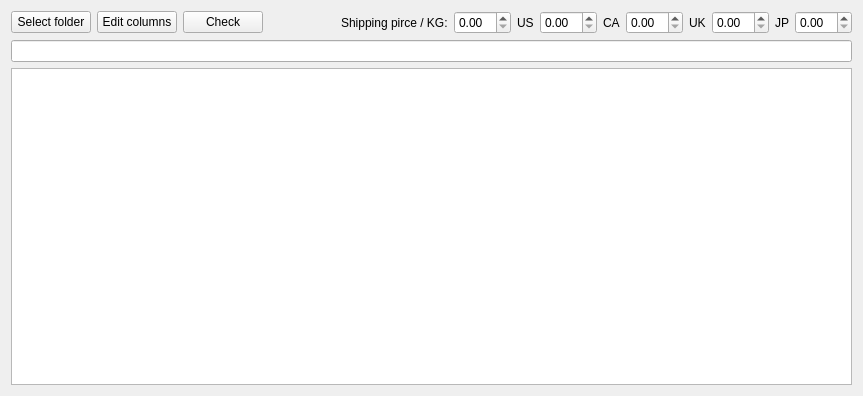
First picture: the form in AmzBooks/gui/panes/WidgetPurchases.ui, repository icingerpower/AmzBooks, before the edit.
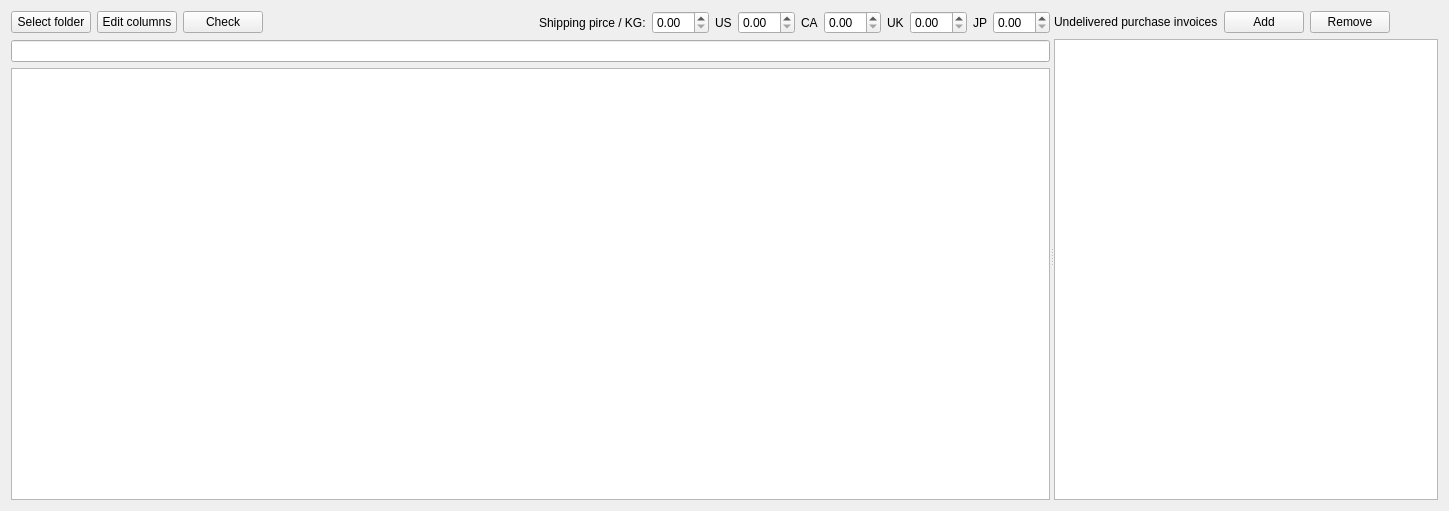
Second picture: the form after the edit.

The edit to the form file:
```diff
--- a/AmzBooks/gui/panes/WidgetPurchases.ui
+++ b/AmzBooks/gui/panes/WidgetPurchases.ui
@@ -6,13 +6,20 @@
    <rect>
     <x>0</x>
     <y>0</y>
-    <width>863</width>
-    <height>396</height>
+    <width>1449</width>
+    <height>511</height>
    </rect>
   </property>
   <property name="windowTitle">
    <string>Form</string>
   </property>
+  <layout class="QVBoxLayout" name="verticalLayout_3">
+   <item>
+    <widget class="QSplitter" name="splitter">
+     <property name="orientation">
+      <enum>Qt::Horizontal</enum>
+     </property>
+     <widget class="QWidget" name="">
   <layout class="QVBoxLayout" name="verticalLayout">
    <item>
     <layout class="QHBoxLayout" name="horizontalLayout">
@@ -122,6 +129,67 @@
        <verstretch>0</verstretch>
       </sizepolicy>
      </property>
+        </widget>
+       </item>
+      </layout>
+     </widget>
+     <widget class="QWidget" name="">
+      <layout class="QVBoxLayout" name="verticalLayout_2">
+       <item>
+        <layout class="QHBoxLayout" name="horizontalLayout_2">
+         <item>
+          <widget class="QLabel" name="label_6">
+           <property name="text">
+            <string>Undelivered purchase invoices</string>
+           </property>
+          </widget>
+         </item>
+         <item>
+          <widget class="QPushButton" name="buttonAddPurchase">
+           <property name="sizePolicy">
+            <sizepolicy hsizetype="Preferred" vsizetype="Fixed">
+             <horstretch>0</horstretch>
+             <verstretch>0</verstretch>
+            </sizepolicy>
+           </property>
+           <property name="text">
+            <string>Add</string>
+           </property>
+          </widget>
+         </item>
+         <item>
+          <widget class="QPushButton" name="buttonRemovePurchase">
+           <property name="sizePolicy">
+            <sizepolicy hsizetype="Preferred" vsizetype="Fixed">
+             <horstretch>0</horstretch>
+             <verstretch>0</verstretch>
+            </sizepolicy>
+           </property>
+           <property name="text">
+            <string>Remove</string>
+           </property>
+          </widget>
+         </item>
+         <item>
+          <spacer name="horizontalSpacer_2">
+           <property name="orientation">
+            <enum>Qt::Horizontal</enum>
+           </property>
+           <property name="sizeHint" stdset="0">
+            <size>
+             <width>40</width>
+             <height>20</height>
+            </size>
+           </property>
+          </spacer>
+         </item>
+        </layout>
+       </item>
+       <item>
+        <widget class="QTreeView" name="treeViewExtraPurchases"/>
+       </item>
+      </layout>
+     </widget>
     </widget>
    </item>
   </layout>
```
Lines whose indentation alone changed are shown as unchanged.
